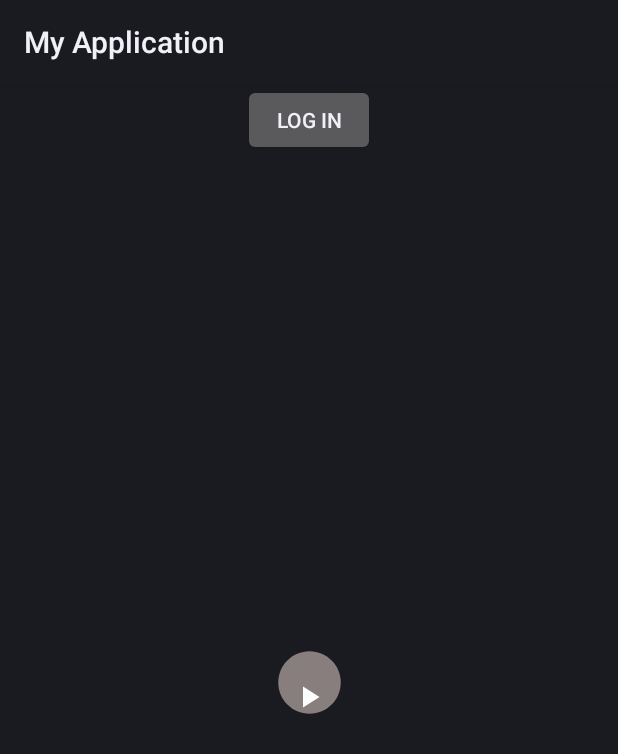
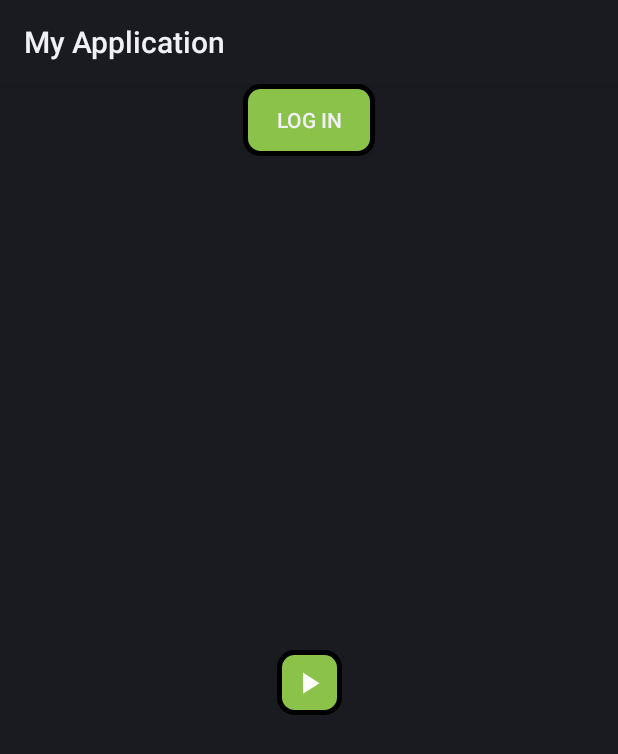
Before and after one commit to KittyVN/E-Health, an Android app: the screen it shows after launch (MainActivity), on a phone screen of 412 x 824 dp. Shown: the top 754 px of the screen. Run offline under Robolectric (Android 15) with nearby library versions, the phone set to English and light mode, and no system bars; plain views replace BoxInsetLayout; 1 statement that could not run was skipped.

Commit message:
settings text error fix and wearable UI design change

```diff
--- a/app/src/main/java/com/tuwien/e_health/SettingsActivity.kt
+++ b/app/src/main/java/com/tuwien/e_health/SettingsActivity.kt
@@ -437,7 +437,7 @@ class SettingsActivity : AppCompatActivity() {
                 "\n" +
                 "To fully use this app, you need to have a WearOS smartwatch connected to your " +
                 "smartphone. Additionally, you must have BPM-Pond and Google Fit installed on your " +
-                "phone and smartwatch. Your smartwatch has to be coupled with the Google Fit\n" +
+                "phone and smartwatch. Your smartwatch has to be coupled with the Google Fit app.\n" +
                 "\n" +
                 "Legal disclaimer\n" +
                 "\n" +
--- a/wearOS/src/main/res/drawable/ic_baseline_pause_24.xml
+++ b/wearOS/src/main/res/drawable/ic_baseline_pause_24.xml
@@ -1,5 +1,9 @@
-<vector android:height="24dp" android:tint="#FFFFFF"
-    android:viewportHeight="24" android:viewportWidth="24"
-    android:width="24dp" xmlns:android="http://schemas.android.com/apk/res/android">
+<vector
+    android:height="33dp"
+    android:tint="#FFFFFF"
+    android:viewportHeight="33"
+    android:viewportWidth="24"
+    android:width="24dp"
+    xmlns:android="http://schemas.android.com/apk/res/android">
     <path android:fillColor="@android:color/white" android:pathData="M6,19h4L10,5L6,5v14zM14,5v14h4L18,5h-4z"/>
 </vector>
--- a/wearOS/src/main/res/drawable/ic_baseline_play_arrow_24.xml
+++ b/wearOS/src/main/res/drawable/ic_baseline_play_arrow_24.xml
@@ -1,5 +1,9 @@
-<vector android:height="24dp" android:tint="#FFFFFF"
-    android:viewportHeight="24" android:viewportWidth="24"
-    android:width="24dp" xmlns:android="http://schemas.android.com/apk/res/android">
+<vector
+    android:height="33dp"
+    android:tint="#FFFFFF"
+    android:viewportHeight="33"
+    android:viewportWidth="24"
+    android:width="24dp"
+    xmlns:android="http://schemas.android.com/apk/res/android">
     <path android:fillColor="@android:color/white" android:pathData="M8,5v14l11,-7z"/>
 </vector>
--- /dev/null
+++ b/wearOS/src/main/res/drawable/rounded_button.xml
@@ -0,0 +1,6 @@
+<?xml version="1.0" encoding="utf-8"?>
+<shape xmlns:android="http://schemas.android.com/apk/res/android">
+    <corners  android:radius="10dp"/>
+    <solid android:color="#8BC34A"></solid>
+    <stroke android:width="5px" android:color="#000000"></stroke>
+</shape>
--- a/wearOS/src/main/res/layout/activity_main.xml
+++ b/wearOS/src/main/res/layout/activity_main.xml
@@ -26,7 +26,8 @@
             android:id="@+id/buttonPanelLogIn"
             android:layout_width="wrap_content"
             android:layout_height="wrap_content"
-            android:text="LogIn"/>
+            android:background="@drawable/rounded_button"
+            android:text="Log In"/>
     </LinearLayout>
 
 
@@ -65,6 +66,7 @@
                 android:layout_width="43dp"
                 android:layout_height="43dp"
                 android:layout_marginTop="30dp"
+                android:background="@drawable/rounded_button"
                 android:drawableBottom="@drawable/ic_baseline_play_arrow_24"
                 app:layout_constraintBottom_toBottomOf="parent"
                 app:layout_constraintTop_toTopOf="parent"
```
